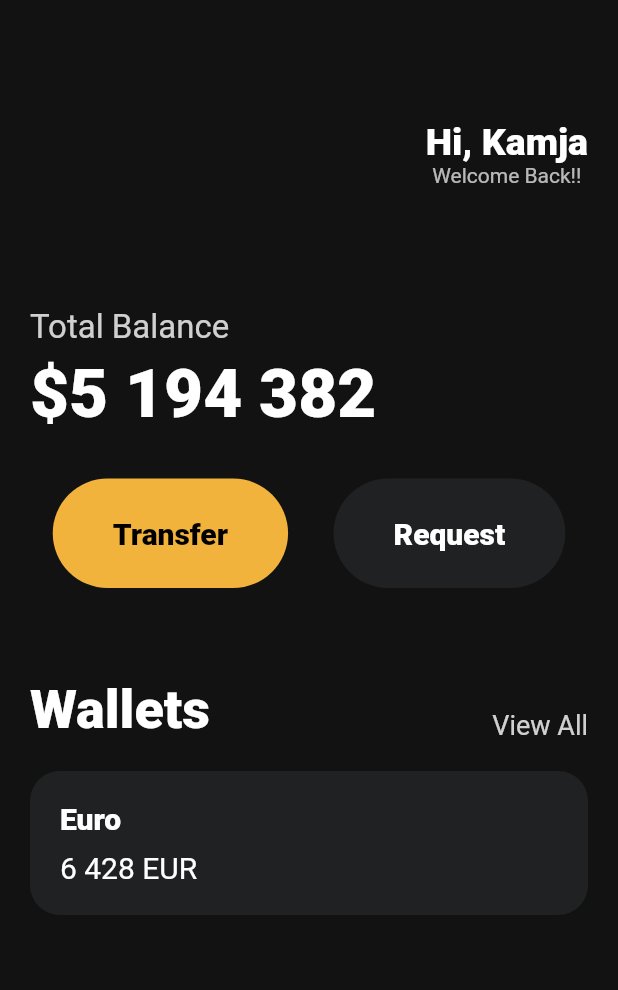
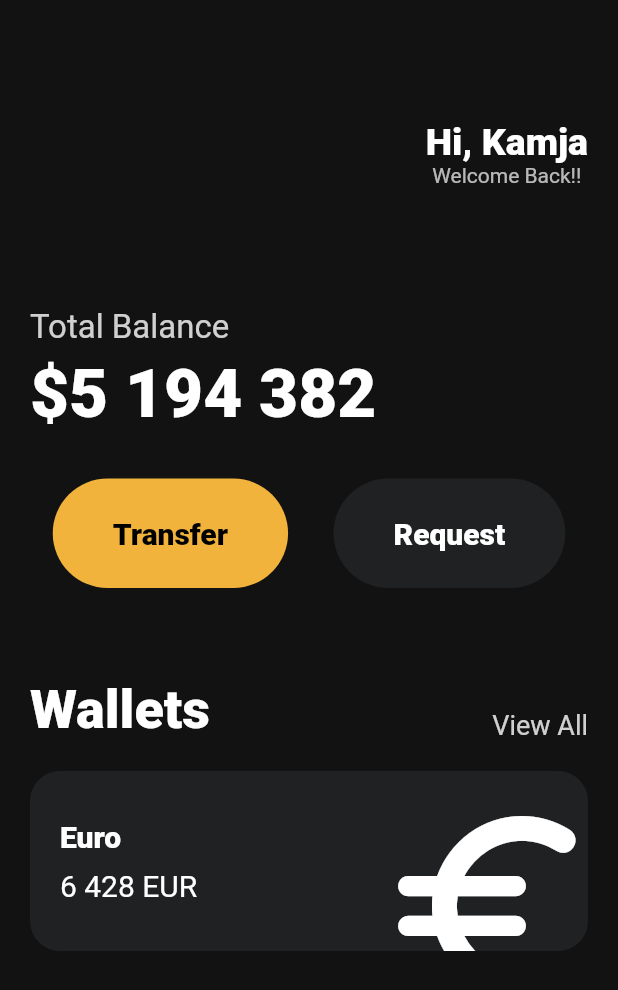
Before and after one commit to kamja44/Flutter, a Flutter app: the screen it shows after launch, on a phone screen of 412 x 824 dp. Shown: the top 990 px of the screen. Run offline on Flutter 3.47's test engine with Material 2 defaults, Android fonts, the phone set to English and light mode, and no system bars.

Commit message:
Icons and Transforms

```diff
--- a/toonflix/lib/main.dart
+++ b/toonflix/lib/main.dart
@@ -111,15 +111,17 @@ class App extends StatelessWidget {
                 height: 20,
               ),
               Container(
+                clipBehavior: Clip.hardEdge,
                 decoration: BoxDecoration(
                   color: const Color(0xFF1F2123),
                   borderRadius: BorderRadius.circular(20),
                 ),
-                  child: const Padding(
-                    padding: EdgeInsets.all(20),
+                child: Padding(
+                  padding: const EdgeInsets.all(20),
                   child: Row(
+                    mainAxisAlignment: MainAxisAlignment.spaceBetween,
                     children: [
-                        Column(
+                      const Column(
                         crossAxisAlignment: CrossAxisAlignment.start,
                         children: [
                           Text(
@@ -153,12 +155,24 @@ class App extends StatelessWidget {
                                 ),
                               ),
                             ],
-                            )
+                          ),
                         ],
+                      ),
+                      Transform.scale(
+                        scale: 2,
+                        child: Transform.translate(
+                          offset: const Offset(-2, 15),
+                          child: const Icon(
+                            Icons.euro_rounded,
+                            color: Colors.white,
+                            size: 80,
+                          ),
+                        ),
                       )
                     ],
                   ),
-                  ))
+                ),
+              )
             ],
           ),
         ),
```
Lines whose indentation alone changed are shown as unchanged.
